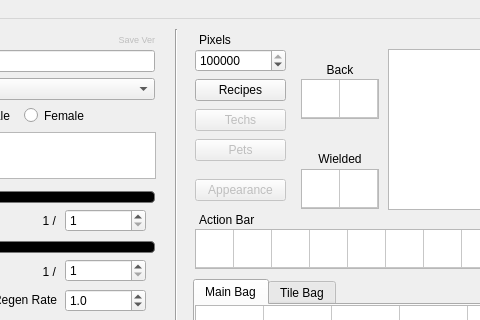
This is starcheat/templates/MainWindow.ui in wizzomafizzo/starcheat as Qt 5 draws it before an edit; both pictures show x 125 to 605 and y 0 to 320 of the 715 by 490 pixel window. The edited form follows.
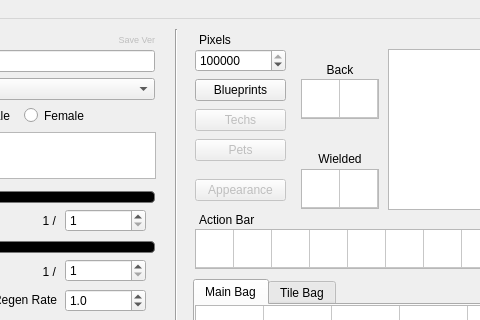
This is the edited form.

Commit message: Multi select support for blueprint lists and fixed rebuild db bug

```diff
--- a/starcheat/templates/MainWindow.ui
+++ b/starcheat/templates/MainWindow.ui
@@ -1328,7 +1328,7 @@
      </rect>
     </property>
     <property name="text">
-     <string>Recipes</string>
+     <string>Blueprints</string>
     </property>
    </widget>
    <widget class="QTableWidget" name="wieldable">
```
The commit also changes 5 other files.
